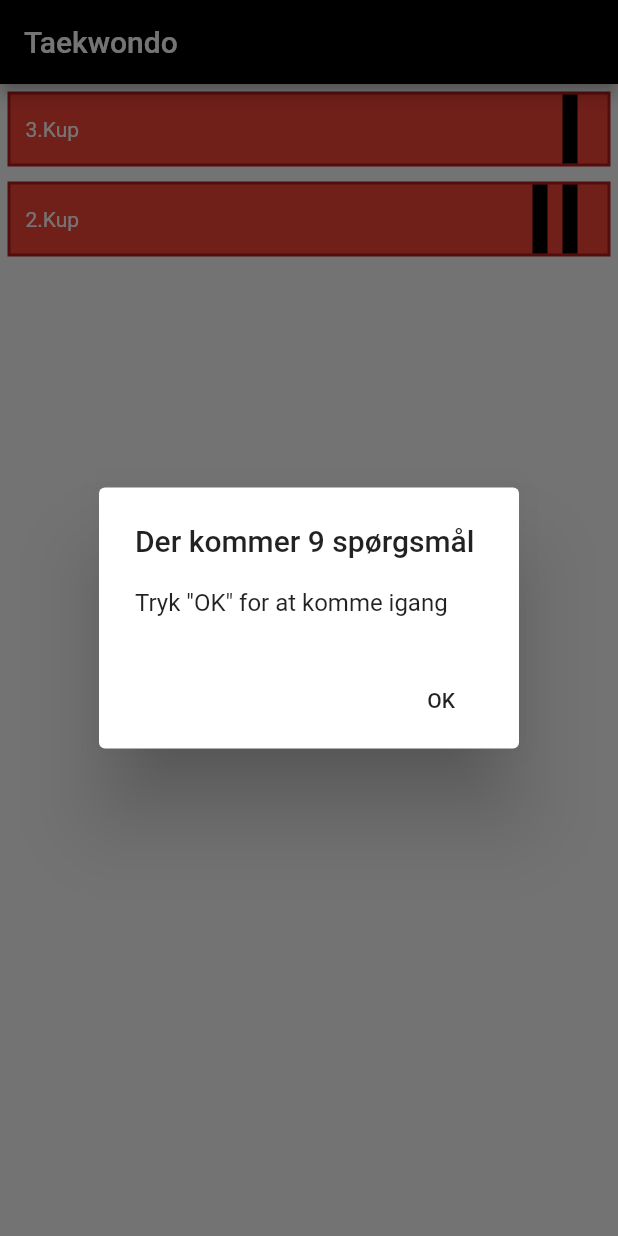
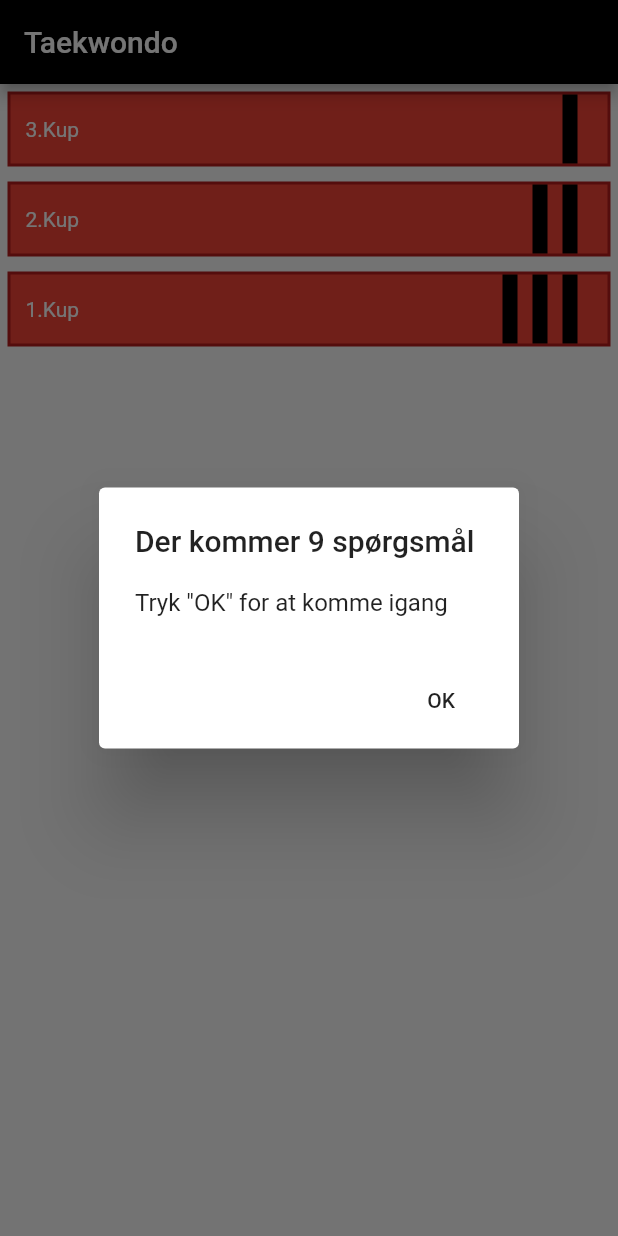
Before and after one commit to toke-dk/taekwondo_pensum, a Flutter app: the screen it shows after launch, after a tap on "2.Kup", on a phone screen of 412 x 824 dp. Run offline on Flutter 3.47's test engine with Material 2 defaults, Android fonts, the phone set to English and light mode, and no system bars.

Commit message:
Belt widget and Snip widget are one

```diff
--- a/lib/HomeWidget.dart
+++ b/lib/HomeWidget.dart
@@ -3,6 +3,18 @@ import 'package:taekwondopensum/MakeBelt.dart';
 import 'package:taekwondopensum/pages/IngameWidget.dart';
 
 class HomeWidget extends StatelessWidget {
+
+  final kup3 = {
+    'Bam-jumeok': 'Kastanjenæve',
+    'Balnal-deung': 'Inderside af fod',
+    'Sonnal-deung': 'Inderside af knivhånd',
+    'Teok': 'Hage',
+    'Dangyo': 'Trække',
+    'Santeul': 'Bjerg',
+    'Oe-santeul': 'Halvt bjerg',
+    'Pal': 'Ottende',
+    'Geodeureo': 'Støtte',
+  };
 
   final kup2 = {
 /*
@@ -28,20 +40,21 @@ class HomeWidget extends StatelessWidget {
     'Ship': 'Tiende'
   };
 
-  final kup3 = {
-      'Bam-jumeok': 'Kastanjenæve',
-      'Balnal-deung': 'Inderside af fod',
-      'Sonnal-deung': 'Inderside af knivhånd',
-      'Teok': 'Hage',
-      'Dangyo': 'Trække',
-      'Santeul': 'Bjerg',
-      'Oe-santeul': 'Halvt bjerg',
-      'Pal': 'Ottende',
-      'Geodeureo': 'Støtte',
-    };
+  final kup1 = {
+    'Pyojeok-jireugi': 'Pletslag',
+    'Me-jumeok area pyojeok-chigi': 'Pletslag i lav sektion',
+    'Mooreup-keokki':'Knække knæ',
+    'Pyeonson-keut je-chin-chireugi':'Fingerstik m. håndfladen opad',
+    'An-palmok hechyo-makki':'Adskilleblokering med inderside af underarm',
+    'Twieo ieo seokeo-chagi':'Flyvende blandet spark',
+    'Twieo baggueo-chagi':'Flyvende spark m. bageste ben',
+    'Twieo neomeo chagi':'Flyvende spark over forhindring',
+    'Modeumson-keut':'Femfingerstik',
+    'Keokki':'Knække',
+    'Je-chin pyeonson-keut':'Fingerstik med håndfladen opad',
+  };
 
-
-@override
+  @override
   Widget build(BuildContext context) {
     return Scaffold(
       resizeToAvoidBottomInset: true,
@@ -52,8 +65,27 @@ class HomeWidget extends StatelessWidget {
       body: SingleChildScrollView(
         child: Column(
           children: <Widget>[
-            Belt(words: kup3, color: Colors.red, snipColor: Colors.black, text: '3.Kup',),
-            Kup2Belt(words: kup2,)
+            Belt(
+              words: kup3,
+              color: Colors.red,
+              snipColor: Colors.black,
+              text: '3.Kup',
+              snip: 1,
+            ),
+            Belt(
+              words: kup2,
+              color: Colors.red,
+              snipColor: Colors.black,
+              text: '2.Kup',
+              snip: 2,
+            ),
+            Belt(
+              words: kup1,
+              color: Colors.red,
+              snipColor: Colors.black,
+              text: '1.Kup',
+              snip: 3,
+            ),
           ],
         ),
       ),
--- a/lib/MakeBelt.dart
+++ b/lib/MakeBelt.dart
@@ -1,76 +1,5 @@
 import 'package:flutter/material.dart';
 import 'package:taekwondopensum/pages/IngameWidget.dart';
-
-class Kup2Belt extends StatelessWidget {
-  final words;
-  Kup2Belt({this.words});
-
-  @override
-  Widget build(BuildContext context) {
-    return InkWell(
-        onTap: () async {
-          await showDialog(
-            context: context,
-            builder: (context) => AlertDialog(
-              title:
-              Text('Der kommer ${words.keys.toList().length} spørgsmål'),
-              content: Text('Tryk "OK" for at komme igang'),
-              actions: <Widget>[
-                FlatButton(
-                    onPressed: () => {
-                      Navigator.push(
-                          context,
-                          MaterialPageRoute(
-                              builder: (context) => IngameWidget(
-                                words: words,
-                                round: 0,
-                              )))
-                    },
-                    child: Text('OK')),
-              ],
-            ),
-          );
-        },
-        child: Container(
-          margin: EdgeInsets.all(5),
-          height: 50,
-          decoration: BoxDecoration(
-              color: Colors.red,
-              border: Border.all(
-                  color: Colors.red[900],
-                  width: 2
-              )
-          ),
-          child: Container(
-            margin: EdgeInsets.symmetric(horizontal: 10),
-            child: Row(
-              mainAxisAlignment: MainAxisAlignment.spaceBetween,
-              children: <Widget>[
-                Text(
-                  '2.Kup',
-                  style: TextStyle(color: Colors.white),
-                ),
-                Row(
-                  children: <Widget>[
-                    Container(
-                      width: 10,
-                      color: Colors.black,
-                    ),
-                    SizedBox(width: 10,),
-                    Container(
-                      width: 10,
-                      color: Colors.black,
-                    ),
-                    SizedBox(width: 10,),
-                  ],
-                )
-              ],
-            ),
-          ),
-        ),
-    );
-  }
-}
 
 class Belt extends StatelessWidget {
   final words;
@@ -82,6 +11,17 @@ class Belt extends StatelessWidget {
 
   @override
   Widget build(BuildContext context) {
+
+    Widget snipWidget = Row(
+      children: [
+        Container(
+          width: 10,
+          color: snipColor,
+        ),
+        SizedBox(width: 10,),
+      ],
+    );
+
     return InkWell(
         onTap: () async {
           await showDialog(
@@ -127,11 +67,33 @@ class Belt extends StatelessWidget {
                     ),
                     Row(
                       children: <Widget>[
-                        Container(
-                          width: 10,
-                          color: snipColor,
-                        ),
-                        SizedBox(width: 10,),
+                        Row(
+                          children: <Widget>[
+                            Builder(builder: (context) {
+                              if(snip == 1){
+                                return snipWidget;
+                              }
+                              else if (snip == 2){
+                                return Row(
+                                  children: [
+                                    snipWidget,
+                                    snipWidget,
+                                  ],
+                                );
+                              }
+                              else if (snip == 3) {
+                                return Row(
+                                  children: [
+                                    snipWidget,
+                                    snipWidget,
+                                    snipWidget
+                                  ],
+                                );
+                              }
+                              return Container();
+                            }),
+                          ],
+                        )
                       ],
                     ),
                   ],
```
